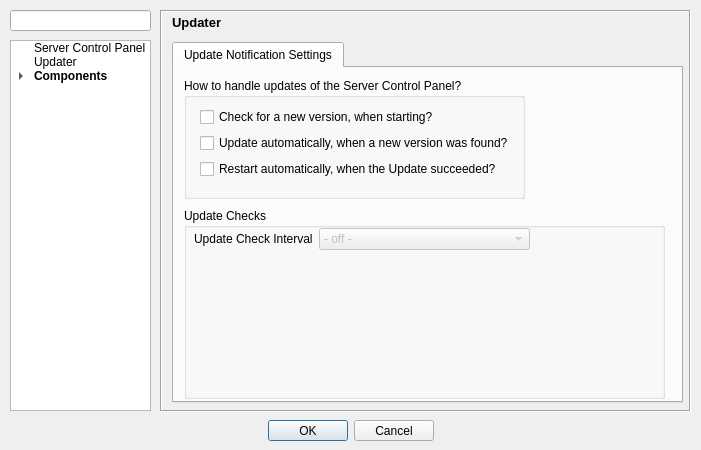
Above: src/config/configurationdialog.ui from WPN-XM/server-control-panel before the change. Below: the same form after it.
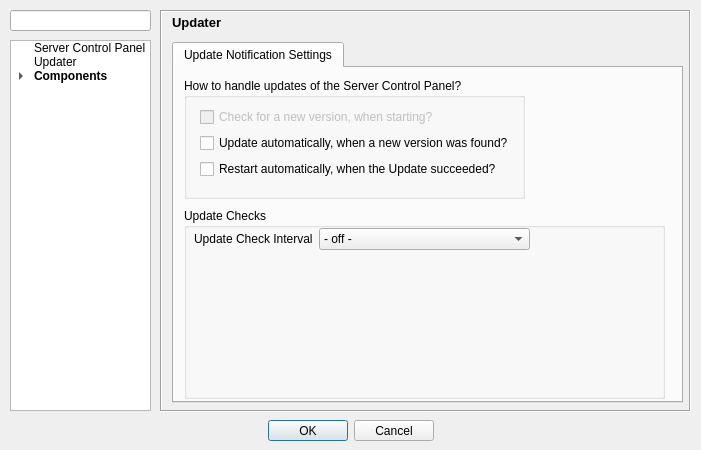
That is the form after the change. The open tabs and pages were chosen to show the change. Icons and pictures are not drawn.

Commit message: add open ConfigurationDialog tab for memcached

What changed in the file:
```diff
--- a/src/config/configurationdialog.ui
+++ b/src/config/configurationdialog.ui
@@ -613,6 +613,9 @@
         <layout class="QFormLayout" name="formLayout_2">
          <item row="0" column="0">
           <widget class="QCheckBox" name="checkBox_SelfUpdater_RunOnStartUp">
+           <property name="enabled">
+            <bool>false</bool>
+           </property>
            <property name="text">
             <string>Check for a new version, when starting?</string>
            </property>
@@ -689,7 +692,7 @@
          <item row="0" column="1">
           <widget class="QComboBox" name="comboBox_2">
            <property name="enabled">
-            <bool>false</bool>
+            <bool>true</bool>
            </property>
            <item>
             <property name="text">
```
Left out of the diff: 8 changed lines with no effect on the pictures. The commit also changes 3 other files.
